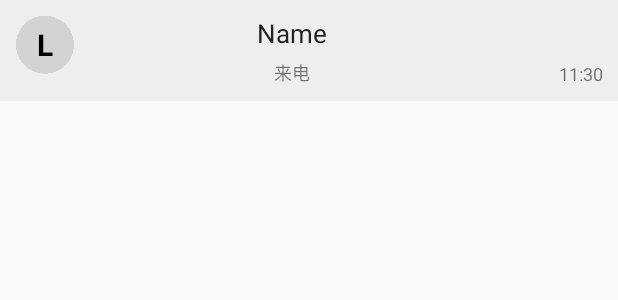
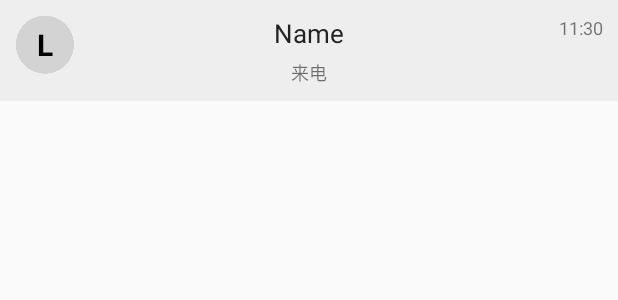
Before and after one commit to LinesAlex/Address-Book, an Android app: the layout item_mc.xml on its own in the app's theme, with its tools: preview values and no code run, on a phone screen of 412 x 824 dp. Shown: the top 300 px of the screen. Run offline under Robolectric (Android 15) with nearby library versions, the phone set to English and light mode, and no system bars.

Commit message:
完善电话与短信记录页的显示。

```diff
--- a/app/src/main/java/com/wentao/messagemanagement/Activity/MessageAndCall.java
+++ b/app/src/main/java/com/wentao/messagemanagement/Activity/MessageAndCall.java
@@ -50,7 +50,6 @@ public class MessageAndCall extends AppCompatActivity {
         ArrayList<Fragment> fragmentList = new ArrayList<>();
         fragmentList.add(new CallPageFragment());
         fragmentList.add(new MessagePageFragment());
-        Log.i("MessageAndCall : ", "do this");
         MyFragmentPagerAdapter pagerAdapter = new MyFragmentPagerAdapter(
                 getSupportFragmentManager()
                 , MessageAndCall.this
--- a/app/src/main/java/com/wentao/messagemanagement/Adapter/ContactsAdapter.java
+++ b/app/src/main/java/com/wentao/messagemanagement/Adapter/ContactsAdapter.java
@@ -40,12 +40,12 @@ public class ContactsAdapter extends ArrayAdapter<com.wentao.messagemanagement.d
     private Button btn_info, btn_message, btn_call, btn_show_menu;
     private static LinearLayout PriorLinear;//用于menu的显示
     private static Button PriorMenu;
-//----------------------------------------------------------------
+//----------------------------------------------------------------用于getFilter()方法
     private final Object mLock = new Object();
     private ArrayList<com.wentao.messagemanagement.db.ContactsInfo> mObjects;
     private ArrayList<com.wentao.messagemanagement.db.ContactsInfo> mOriginalValues;
     private boolean visibleFlag=true;
-//----------------------------------------------------------------用于getFilter()方法
+//----------------------------------------------------------------
     static public HashMap<String, Integer> LetterToPosition = new HashMap<>();
     public ContactsAdapter(@NonNull Context context, int textViewResourceId, @NonNull List<com.wentao.messagemanagement.db.ContactsInfo> objects) {
         super(context, textViewResourceId, objects);
--- a/app/src/main/java/com/wentao/messagemanagement/FragmentAdapter/MyFragmentPagerAdapter.java
+++ b/app/src/main/java/com/wentao/messagemanagement/FragmentAdapter/MyFragmentPagerAdapter.java
@@ -24,7 +24,6 @@ public class MyFragmentPagerAdapter extends FragmentPagerAdapter {
     }
     @Override
     public  Fragment getItem(int position) {
-        Log.i("FragmentAdapter : ", "do this");
         return fragments.get(position);
     }
 
--- a/app/src/main/res/layout/item_mc.xml
+++ b/app/src/main/res/layout/item_mc.xml
@@ -9,15 +9,16 @@
     <FrameLayout
         android:id="@+id/line_day"
         android:layout_width="match_parent"
-        android:layout_height="match_parent"
+        android:layout_height="30dp"
         android:visibility="gone">
 
         <ImageView
             android:id="@+id/iv"
             android:layout_width="match_parent"
             android:layout_height="1dp"
-            android:layout_marginTop="5dp"
-            android:layout_weight="1"
+            android:layout_marginLeft="5dp"
+            android:layout_marginRight="5dp"
+            android:layout_gravity="center"
             app:srcCompat="@android:color/darker_gray" />
 
         <TextView
@@ -25,11 +26,12 @@
             android:layout_width="wrap_content"
             android:layout_height="wrap_content"
             android:layout_gravity="center"
+            android:textColor="#111"
             android:text="10月5日"
             android:background="#eee"/>
     </FrameLayout>
 
-    <LinearLayout
+    <FrameLayout
         android:layout_width="match_parent"
         android:layout_height="wrap_content"
         android:orientation="horizontal">
@@ -49,13 +51,15 @@
         <LinearLayout
             android:layout_width="wrap_content"
             android:layout_height="wrap_content"
+            android:layout_gravity="center"
             android:layout_margin="10dp"
             android:orientation="vertical">
 
             <TextView
                 android:id="@+id/tv_name_mc"
-                android:layout_width="250dp"
+                android:layout_width="wrap_content"
                 android:layout_height="wrap_content"
+                android:layout_gravity="center"
                 android:gravity="center"
                 android:text="Name"
                 android:textColor="#222"
@@ -63,9 +67,10 @@
 
             <TextView
                 android:id="@+id/tv_info_mc"
-                android:layout_width="250dp"
-                android:layout_height="wrap_content"
+                android:layout_width="wrap_content"
+                android:layout_height="match_parent"
                 android:layout_marginTop="5dp"
+                android:layout_gravity="center"
                 android:gravity="center"
                 android:text="来电"
                 android:textSize="12sp" />
@@ -73,18 +78,19 @@
         </LinearLayout>
 
         <FrameLayout
-            android:layout_width="match_parent"
-            android:layout_height="match_parent">
+            android:layout_width="wrap_content"
+            android:layout_height="match_parent"
+            android:layout_gravity="right">
 
             <TextView
                 android:id="@+id/tv_time_mc"
                 android:layout_width="wrap_content"
                 android:layout_height="wrap_content"
-                android:layout_gravity="end|bottom"
+                android:layout_gravity="center"
                 android:layout_margin="10dp"
                 android:text="11:30"
                 android:textSize="12sp" />
         </FrameLayout>
-    </LinearLayout>
+    </FrameLayout>
 
 </LinearLayout>
```
Also changed, not shown: app/src/main/java/com/wentao/messagemanagement/Adapter/AllCallInfoAdapter.java (+56 -39 lines), app/src/main/java/com/wentao/messagemanagement/Adapter/AllMessageInfoAdapter.java (+41 -13 lines), app/src/main/java/com/wentao/messagemanagement/tool/GetContactsInfo.java (+16 -13 lines).
